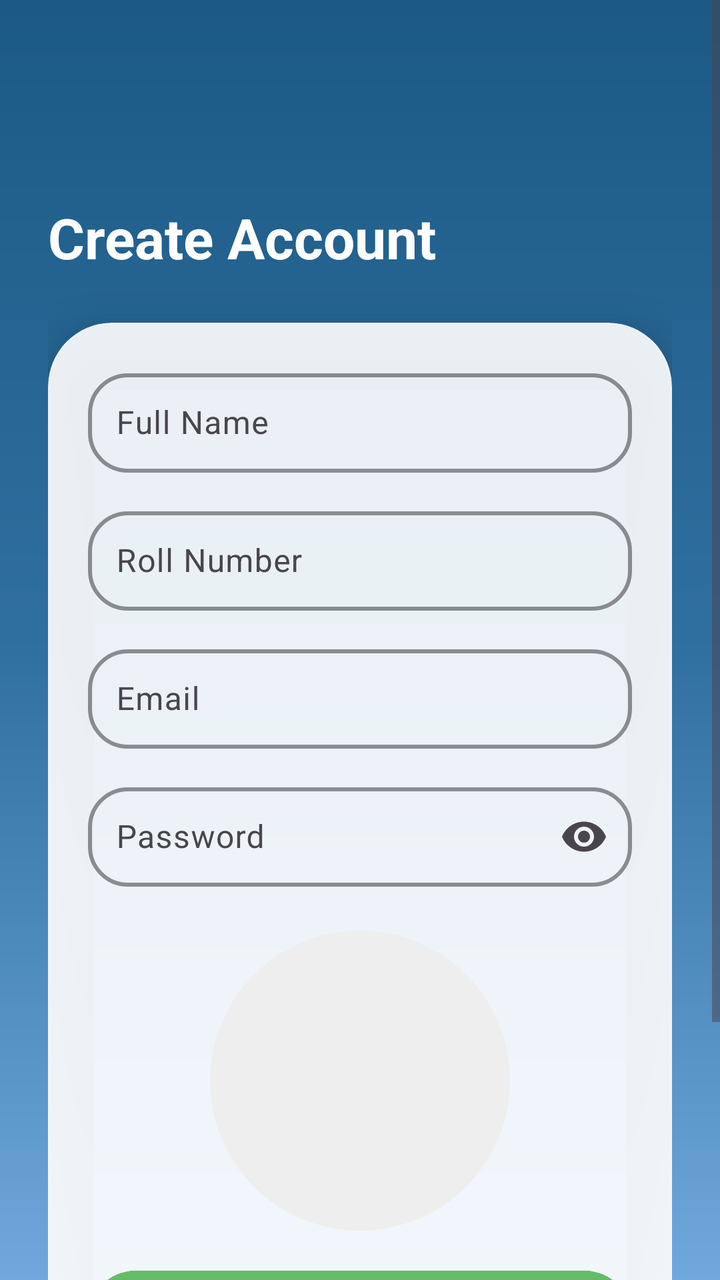
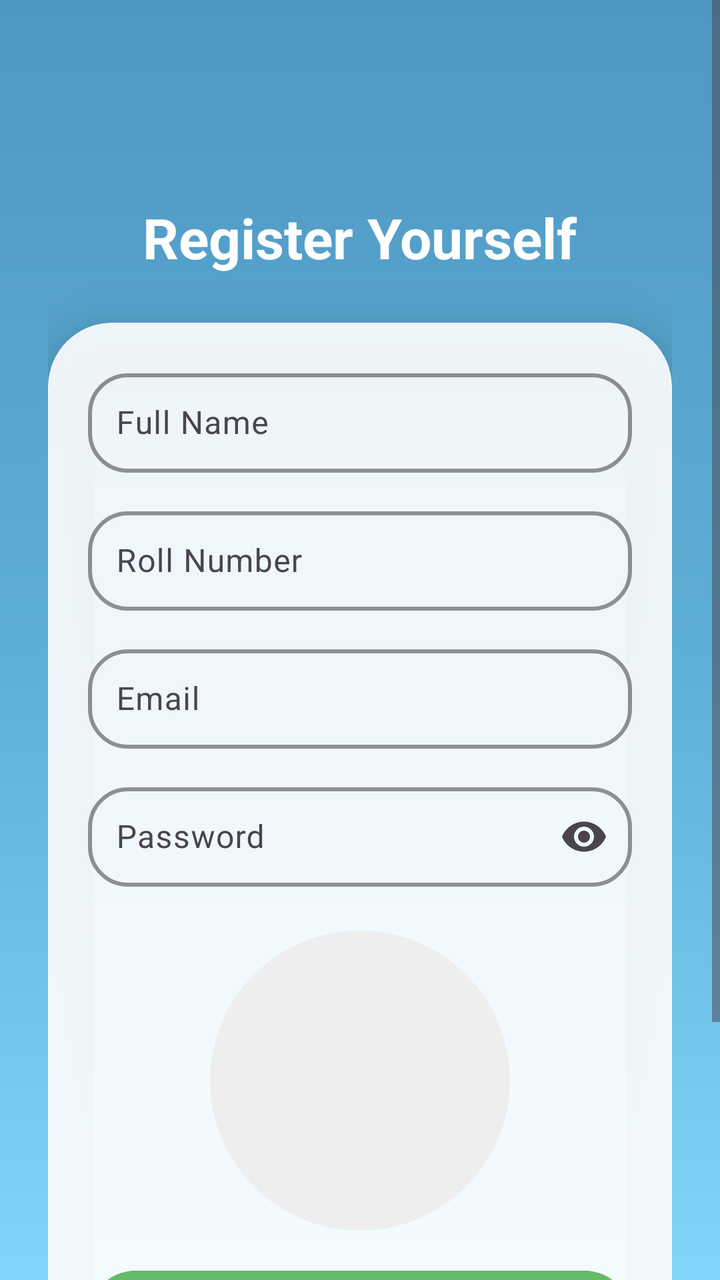

Two renders of the same Android screen: before a commit and after it. Below are the layout's source before the change and the commit's diff.
<!-- AndroidManifest.xml: application theme Theme.AttendancePRO -->
<!-- res/layout/activity_register.xml -->
<?xml version="1.0" encoding="utf-8"?>
<FrameLayout
    xmlns:android="http://schemas.android.com/apk/res/android"
    xmlns:app="http://schemas.android.com/apk/res-auto"
    android:id="@+id/rootLayout"
    android:layout_width="match_parent"
    android:layout_height="match_parent"
    android:background="@drawable/bg_register">

    
    <FrameLayout
        android:id="@+id/particleContainer"
        android:layout_width="match_parent"
        android:layout_height="match_parent"/>

    
    <ScrollView
        android:layout_width="match_parent"
        android:layout_height="match_parent"
        android:overScrollMode="never"
        android:clipToPadding="false">

        <LinearLayout
            android:layout_width="match_parent"
            android:layout_height="wrap_content"
            android:orientation="vertical"
            android:paddingStart="24dp"
            android:paddingEnd="24dp"
            android:paddingBottom="24dp"
            android:paddingTop="100dp">  

            
            <TextView
                android:layout_width="wrap_content"
                android:layout_height="wrap_content"
                android:text="Create Account"
                android:textSize="28sp"
                android:textStyle="bold"
                android:textColor="#FFFFFF"
                android:layout_marginBottom="24dp"/>

            
            <com.google.android.material.card.MaterialCardView
                android:layout_width="match_parent"
                android:layout_height="wrap_content"
                app:cardCornerRadius="32dp"
                app:cardElevation="16dp"
                android:backgroundTint="#E6FFFFFF"
                app:strokeWidth="1dp"
                app:strokeColor="#20FFFFFF">

                <LinearLayout
                    android:layout_width="match_parent"
                    android:layout_height="wrap_content"
                    android:orientation="vertical"
                    android:padding="20dp">

                    
                    <com.google.android.material.textfield.TextInputLayout
                        style="@style/RoundedTextInput"
                        android:layout_width="match_parent"
                        android:layout_height="wrap_content"
                        android:hint="Full Name">

                        <com.google.android.material.textfield.TextInputEditText
                            android:id="@+id/name"
                            android:layout_width="match_parent"
                            android:layout_height="wrap_content"
                            android:padding="14dp"
                            android:textColor="#212121"/>
                    </com.google.android.material.textfield.TextInputLayout>

                    
                    <com.google.android.material.textfield.TextInputLayout
                        style="@style/RoundedTextInput"
                        android:layout_width="match_parent"
                        android:layout_height="wrap_content"
                        android:hint="Roll Number"
                        android:layout_marginTop="14dp">

                        <com.google.android.material.textfield.TextInputEditText
                            android:id="@+id/roll"
                            android:layout_width="match_parent"
                            android:layout_height="wrap_content"
                            android:padding="14dp"
                            android:textColor="#212121"/>
                    </com.google.android.material.textfield.TextInputLayout>

                    
                    <com.google.android.material.textfield.TextInputLayout
                        style="@style/RoundedTextInput"
                        android:layout_width="match_parent"
                        android:layout_height="wrap_content"
                        android:hint="Email"
                        android:layout_marginTop="14dp">

                        <com.google.android.material.textfield.TextInputEditText
                            android:id="@+id/email"
                            android:layout_width="match_parent"
                            android:layout_height="wrap_content"
                            android:padding="14dp"
                            android:inputType="textEmailAddress"
                            android:textColor="#212121"/>
                    </com.google.android.material.textfield.TextInputLayout>

                    
                    <com.google.android.material.textfield.TextInputLayout
                        style="@style/RoundedTextInput"
                        android:layout_width="match_parent"
                        android:layout_height="wrap_content"
                        android:hint="Password"
                        android:layout_marginTop="14dp"
                        app:endIconMode="password_toggle">

                        <com.google.android.material.textfield.TextInputEditText
                            android:id="@+id/password"
                            android:layout_width="match_parent"
                            android:layout_height="wrap_content"
                            android:padding="14dp"
                            android:inputType="textPassword"
                            android:textColor="#212121"/>
                    </com.google.android.material.textfield.TextInputLayout>

                    
                    <ImageView
                        android:id="@+id/selfiePreview"
                        android:layout_width="150dp"
                        android:layout_height="150dp"
                        android:layout_gravity="center"
                        android:layout_marginTop="22dp"
                        android:scaleType="centerCrop"
                        android:background="@drawable/resgister_circle_bg"/>

                    
                    <com.google.android.material.button.MaterialButton
                        android:id="@+id/captureBtn"
                        android:layout_width="match_parent"
                        android:layout_height="56dp"
                        android:text="Capture Selfie"
                        android:textAllCaps="false"
                        android:layout_marginTop="16dp"
                        app:cornerRadius="28dp"
                        android:backgroundTint="#66BB6A"
                        android:textColor="#FFFFFF"/>

                    
                    <com.google.android.material.button.MaterialButton
                        android:id="@+id/registerBtn"
                        android:layout_width="match_parent"
                        android:layout_height="56dp"
                        android:text="Register"
                        android:textAllCaps="false"
                        android:layout_marginTop="14dp"
                        app:cornerRadius="28dp"
                        android:backgroundTint="#1976D2"
                        android:textColor="#FFFFFF"
                        android:elevation="6dp"/>

                </LinearLayout>

            </com.google.android.material.card.MaterialCardView>

        </LinearLayout>

    </ScrollView>

</FrameLayout>
<!-- resources referenced by this layout -->
<resources>
  <!-- drawable bg_register (drawable) -->
  <?xml version="1.0" encoding="utf-8"?>
  <shape xmlns:android="http://schemas.android.com/apk/res/android">
      <gradient
          android:startColor="#1C5985"
          android:centerColor="#2F6F9F"
          android:endColor="#6FA8DC"
          android:angle="270"/>
  </shape>
  <!-- drawable resgister_circle_bg (drawable) -->
  <?xml version="1.0" encoding="utf-8"?>
  <shape xmlns:android="http://schemas.android.com/apk/res/android">
      <solid android:color="#EEEEEE"/>
      <corners android:radius="75dp"/>
  </shape>
  <style name="RoundedTextInput" parent="Widget.Material3.TextInputLayout.OutlinedBox">
  
          <item name="boxCornerRadiusTopStart">20dp</item>
          <item name="boxCornerRadiusTopEnd">20dp</item>
          <item name="boxCornerRadiusBottomStart">20dp</item>
          <item name="boxCornerRadiusBottomEnd">20dp</item>
  
          <item name="boxStrokeWidth">2dp</item>
          <item name="boxStrokeColor">#2196F3</item>
  
      </style>
  <style name="Theme.AttendancePRO" parent="Base.Theme.AttendancePRO" />
  <style name="Base.Theme.AttendancePRO" parent="Theme.Material3.DayNight.NoActionBar">
  
          
          <item name="android:statusBarColor">@android:color/transparent</item>
          <item name="android:windowLightStatusBar">false</item>
  
      </style>
</resources>

<!-- the commit's change to res/layout/activity_register.xml (unified diff, before → after) -->
@@ -33,7 +33,8 @@
             <TextView
                 android:layout_width="wrap_content"
                 android:layout_height="wrap_content"
-                android:text="Create Account"
+                android:text="Register Yourself"
+                android:layout_gravity="center"
                 android:textSize="28sp"
                 android:textStyle="bold"
                 android:textColor="#FFFFFF"
<!-- resource entries referenced after the edit -->
@@ -3,11 +3,18 @@
   <!-- drawable bg_register (drawable) -->
   <?xml version="1.0" encoding="utf-8"?>
   <shape xmlns:android="http://schemas.android.com/apk/res/android">
+  
       <gradient
-          android:startColor="#1C5985"
-          android:centerColor="#2F6F9F"
-          android:endColor="#6FA8DC"
-          android:angle="270"/>
+          android:angle="270"
+  
+          android:startColor="#4E97C2"
+  
+          android:centerColor="#5DAED6"
+  
+          android:endColor="#81D4FA"
+  
+          android:type="linear"/>
+  
   </shape>
   <!-- drawable resgister_circle_bg (drawable) -->
   <?xml version="1.0" encoding="utf-8"?>
